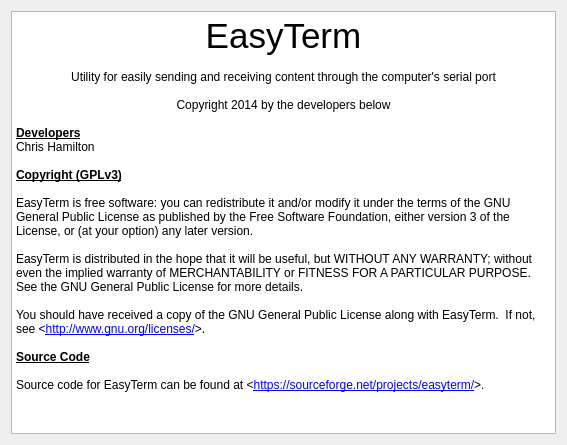
Above: ui/about.ui from marker5a/EasyTerm before the change. Below: the same form after it.
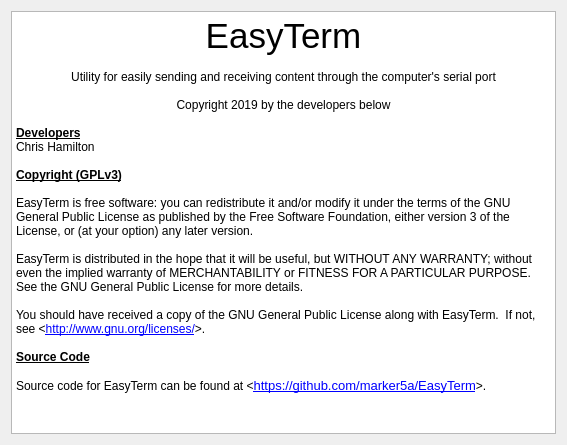
That is the form after the change.

Commit message: Updated copyright date and changed pointer to source code... sourceforge is lame

What changed in the file:
```diff
--- a/ui/about.ui
+++ b/ui/about.ui
@@ -20,28 +20,28 @@
       <string>&lt;!DOCTYPE HTML PUBLIC &quot;-//W3C//DTD HTML 4.0//EN&quot; &quot;http://www.w3.org/TR/REC-html40/strict.dtd&quot;&gt;
 &lt;html&gt;&lt;head&gt;&lt;meta name=&quot;qrichtext&quot; content=&quot;1&quot; /&gt;&lt;style type=&quot;text/css&quot;&gt;
 p, li { white-space: pre-wrap; }
-&lt;/style&gt;&lt;/head&gt;&lt;body style=&quot; font-family:'Sans Serif'; font-size:9pt; font-weight:400; font-style:normal;&quot;&gt;
-&lt;p align=&quot;center&quot; style=&quot; margin-top:0px; margin-bottom:0px; margin-left:0px; margin-right:0px; -qt-block-indent:0; text-indent:0px;&quot;&gt;&lt;span style=&quot; font-size:26pt;&quot;&gt;EasyTerm&lt;/span&gt;&lt;/p&gt;
-&lt;p align=&quot;center&quot; style=&quot;-qt-paragraph-type:empty; margin-top:0px; margin-bottom:0px; margin-left:0px; margin-right:0px; -qt-block-indent:0; text-indent:0px;&quot;&gt;&lt;br /&gt;&lt;/p&gt;
-&lt;p align=&quot;center&quot; style=&quot; margin-top:0px; margin-bottom:0px; margin-left:0px; margin-right:0px; -qt-block-indent:0; text-indent:0px;&quot;&gt;Utility for easily sending and receiving content through the computer's serial port&lt;/p&gt;
-&lt;p align=&quot;center&quot; style=&quot;-qt-paragraph-type:empty; margin-top:0px; margin-bottom:0px; margin-left:0px; margin-right:0px; -qt-block-indent:0; text-indent:0px;&quot;&gt;&lt;br /&gt;&lt;/p&gt;
-&lt;p align=&quot;center&quot; style=&quot; margin-top:0px; margin-bottom:0px; margin-left:0px; margin-right:0px; -qt-block-indent:0; text-indent:0px;&quot;&gt;Copyright 2014 by the developers below&lt;/p&gt;
-&lt;p align=&quot;center&quot; style=&quot;-qt-paragraph-type:empty; margin-top:0px; margin-bottom:0px; margin-left:0px; margin-right:0px; -qt-block-indent:0; text-indent:0px;&quot;&gt;&lt;br /&gt;&lt;/p&gt;
-&lt;p style=&quot; margin-top:0px; margin-bottom:0px; margin-left:0px; margin-right:0px; -qt-block-indent:0; text-indent:0px;&quot;&gt;&lt;span style=&quot; font-weight:600; text-decoration: underline;&quot;&gt;Developers&lt;/span&gt;&lt;/p&gt;
-&lt;p style=&quot; margin-top:0px; margin-bottom:0px; margin-left:0px; margin-right:0px; -qt-block-indent:0; text-indent:0px;&quot;&gt;Chris Hamilton&lt;/p&gt;
-&lt;p style=&quot;-qt-paragraph-type:empty; margin-top:0px; margin-bottom:0px; margin-left:0px; margin-right:0px; -qt-block-indent:0; text-indent:0px;&quot;&gt;&lt;br /&gt;&lt;/p&gt;
-&lt;p style=&quot; margin-top:0px; margin-bottom:0px; margin-left:0px; margin-right:0px; -qt-block-indent:0; text-indent:0px;&quot;&gt;&lt;span style=&quot; font-weight:600; text-decoration: underline;&quot;&gt;Copyright (GPLv3)&lt;/span&gt;&lt;/p&gt;
-&lt;p style=&quot;-qt-paragraph-type:empty; margin-top:0px; margin-bottom:0px; margin-left:0px; margin-right:0px; -qt-block-indent:0; text-indent:0px; font-weight:600; text-decoration: underline;&quot;&gt;&lt;br /&gt;&lt;/p&gt;
-&lt;p style=&quot; margin-top:0px; margin-bottom:0px; margin-left:0px; margin-right:0px; -qt-block-indent:0; text-indent:0px;&quot;&gt;EasyTerm is free software: you can redistribute it and/or modify it under the terms of the GNU General Public License as published by the Free Software Foundation, either version 3 of the License, or (at your option) any later version.&lt;/p&gt;
-&lt;p style=&quot;-qt-paragraph-type:empty; margin-top:0px; margin-bottom:0px; margin-left:0px; margin-right:0px; -qt-block-indent:0; text-indent:0px;&quot;&gt;&lt;br /&gt;&lt;/p&gt;
-&lt;p style=&quot; margin-top:0px; margin-bottom:0px; margin-left:0px; margin-right:0px; -qt-block-indent:0; text-indent:0px;&quot;&gt;EasyTerm is distributed in the hope that it will be useful, but WITHOUT ANY WARRANTY; without even the implied warranty of MERCHANTABILITY or FITNESS FOR A PARTICULAR PURPOSE.  See the GNU General Public License for more details.&lt;/p&gt;
-&lt;p style=&quot;-qt-paragraph-type:empty; margin-top:0px; margin-bottom:0px; margin-left:0px; margin-right:0px; -qt-block-indent:0; text-indent:0px;&quot;&gt;&lt;br /&gt;&lt;/p&gt;
-&lt;p style=&quot; margin-top:0px; margin-bottom:0px; margin-left:0px; margin-right:0px; -qt-block-indent:0; text-indent:0px;&quot;&gt;You should have received a copy of the GNU General Public License along with EasyTerm.  If not, see &amp;lt;&lt;a href=&quot;http://www.gnu.org/licenses/&quot;&gt;&lt;span style=&quot; text-decoration: underline; color:#0000ff;&quot;&gt;http://www.gnu.org/licenses/&lt;/span&gt;&lt;/a&gt;&amp;gt;.&lt;/p&gt;
-&lt;p style=&quot;-qt-paragraph-type:empty; margin-top:0px; margin-bottom:0px; margin-left:0px; margin-right:0px; -qt-block-indent:0; text-indent:0px; font-weight:600; text-decoration: underline;&quot;&gt;&lt;br /&gt;&lt;/p&gt;
-&lt;p style=&quot; margin-top:0px; margin-bottom:0px; margin-left:0px; margin-right:0px; -qt-block-indent:0; text-indent:0px;&quot;&gt;&lt;span style=&quot; font-weight:600; text-decoration: underline;&quot;&gt;Source Code&lt;/span&gt;&lt;/p&gt;
-&lt;p style=&quot;-qt-paragraph-type:empty; margin-top:0px; margin-bottom:0px; margin-left:0px; margin-right:0px; -qt-block-indent:0; text-indent:0px; font-weight:600; text-decoration: underline;&quot;&gt;&lt;br /&gt;&lt;/p&gt;
-&lt;p style=&quot; margin-top:0px; margin-bottom:0px; margin-left:0px; margin-right:0px; -qt-block-indent:0; text-indent:0px;&quot;&gt;Source code for EasyTerm can be found at &amp;lt;&lt;a href=&quot;https://sourceforge.net/projects/easyterm/&quot;&gt;&lt;span style=&quot; text-decoration: underline; color:#0000ff;&quot;&gt;https://sourceforge.net/projects/easyterm/&lt;/span&gt;&lt;/a&gt;&amp;gt;.&lt;/p&gt;
-&lt;p align=&quot;center&quot; style=&quot;-qt-paragraph-type:empty; margin-top:0px; margin-bottom:0px; margin-left:0px; margin-right:0px; -qt-block-indent:0; text-indent:0px;&quot;&gt;&lt;br /&gt;&lt;/p&gt;&lt;/body&gt;&lt;/html&gt;</string>
+&lt;/style&gt;&lt;/head&gt;&lt;body style=&quot; font-family:'Sans'; font-size:10pt; font-weight:400; font-style:normal;&quot;&gt;
+&lt;p align=&quot;center&quot; style=&quot; margin-top:0px; margin-bottom:0px; margin-left:0px; margin-right:0px; -qt-block-indent:0; text-indent:0px;&quot;&gt;&lt;span style=&quot; font-family:'Sans Serif'; font-size:26pt;&quot;&gt;EasyTerm&lt;/span&gt;&lt;/p&gt;
+&lt;p align=&quot;center&quot; style=&quot;-qt-paragraph-type:empty; margin-top:0px; margin-bottom:0px; margin-left:0px; margin-right:0px; -qt-block-indent:0; text-indent:0px; font-family:'Sans Serif'; font-size:9pt;&quot;&gt;&lt;br /&gt;&lt;/p&gt;
+&lt;p align=&quot;center&quot; style=&quot; margin-top:0px; margin-bottom:0px; margin-left:0px; margin-right:0px; -qt-block-indent:0; text-indent:0px;&quot;&gt;&lt;span style=&quot; font-family:'Sans Serif'; font-size:9pt;&quot;&gt;Utility for easily sending and receiving content through the computer's serial port&lt;/span&gt;&lt;/p&gt;
+&lt;p align=&quot;center&quot; style=&quot;-qt-paragraph-type:empty; margin-top:0px; margin-bottom:0px; margin-left:0px; margin-right:0px; -qt-block-indent:0; text-indent:0px; font-family:'Sans Serif'; font-size:9pt;&quot;&gt;&lt;br /&gt;&lt;/p&gt;
+&lt;p align=&quot;center&quot; style=&quot; margin-top:0px; margin-bottom:0px; margin-left:0px; margin-right:0px; -qt-block-indent:0; text-indent:0px;&quot;&gt;&lt;span style=&quot; font-family:'Sans Serif'; font-size:9pt;&quot;&gt;Copyright 2019 by the developers below&lt;/span&gt;&lt;/p&gt;
+&lt;p align=&quot;center&quot; style=&quot;-qt-paragraph-type:empty; margin-top:0px; margin-bottom:0px; margin-left:0px; margin-right:0px; -qt-block-indent:0; text-indent:0px; font-family:'Sans Serif'; font-size:9pt;&quot;&gt;&lt;br /&gt;&lt;/p&gt;
+&lt;p style=&quot; margin-top:0px; margin-bottom:0px; margin-left:0px; margin-right:0px; -qt-block-indent:0; text-indent:0px;&quot;&gt;&lt;span style=&quot; font-family:'Sans Serif'; font-size:9pt; font-weight:600; text-decoration: underline;&quot;&gt;Developers&lt;/span&gt;&lt;/p&gt;
+&lt;p style=&quot; margin-top:0px; margin-bottom:0px; margin-left:0px; margin-right:0px; -qt-block-indent:0; text-indent:0px;&quot;&gt;&lt;span style=&quot; font-family:'Sans Serif'; font-size:9pt;&quot;&gt;Chris Hamilton&lt;/span&gt;&lt;/p&gt;
+&lt;p style=&quot;-qt-paragraph-type:empty; margin-top:0px; margin-bottom:0px; margin-left:0px; margin-right:0px; -qt-block-indent:0; text-indent:0px; font-family:'Sans Serif'; font-size:9pt;&quot;&gt;&lt;br /&gt;&lt;/p&gt;
+&lt;p style=&quot; margin-top:0px; margin-bottom:0px; margin-left:0px; margin-right:0px; -qt-block-indent:0; text-indent:0px;&quot;&gt;&lt;span style=&quot; font-family:'Sans Serif'; font-size:9pt; font-weight:600; text-decoration: underline;&quot;&gt;Copyright (GPLv3)&lt;/span&gt;&lt;/p&gt;
+&lt;p style=&quot;-qt-paragraph-type:empty; margin-top:0px; margin-bottom:0px; margin-left:0px; margin-right:0px; -qt-block-indent:0; text-indent:0px; font-family:'Sans Serif'; font-size:9pt; font-weight:600; text-decoration: underline;&quot;&gt;&lt;br /&gt;&lt;/p&gt;
+&lt;p style=&quot; margin-top:0px; margin-bottom:0px; margin-left:0px; margin-right:0px; -qt-block-indent:0; text-indent:0px;&quot;&gt;&lt;span style=&quot; font-family:'Sans Serif'; font-size:9pt;&quot;&gt;EasyTerm is free software: you can redistribute it and/or modify it under the terms of the GNU General Public License as published by the Free Software Foundation, either version 3 of the License, or (at your option) any later version.&lt;/span&gt;&lt;/p&gt;
+&lt;p style=&quot;-qt-paragraph-type:empty; margin-top:0px; margin-bottom:0px; margin-left:0px; margin-right:0px; -qt-block-indent:0; text-indent:0px; font-family:'Sans Serif'; font-size:9pt;&quot;&gt;&lt;br /&gt;&lt;/p&gt;
+&lt;p style=&quot; margin-top:0px; margin-bottom:0px; margin-left:0px; margin-right:0px; -qt-block-indent:0; text-indent:0px;&quot;&gt;&lt;span style=&quot; font-family:'Sans Serif'; font-size:9pt;&quot;&gt;EasyTerm is distributed in the hope that it will be useful, but WITHOUT ANY WARRANTY; without even the implied warranty of MERCHANTABILITY or FITNESS FOR A PARTICULAR PURPOSE.  See the GNU General Public License for more details.&lt;/span&gt;&lt;/p&gt;
+&lt;p style=&quot;-qt-paragraph-type:empty; margin-top:0px; margin-bottom:0px; margin-left:0px; margin-right:0px; -qt-block-indent:0; text-indent:0px; font-family:'Sans Serif'; font-size:9pt;&quot;&gt;&lt;br /&gt;&lt;/p&gt;
+&lt;p style=&quot; margin-top:0px; margin-bottom:0px; margin-left:0px; margin-right:0px; -qt-block-indent:0; text-indent:0px;&quot;&gt;&lt;span style=&quot; font-family:'Sans Serif'; font-size:9pt;&quot;&gt;You should have received a copy of the GNU General Public License along with EasyTerm.  If not, see &amp;lt;&lt;/span&gt;&lt;a href=&quot;http://www.gnu.org/licenses/&quot;&gt;&lt;span style=&quot; font-family:'Sans Serif'; font-size:9pt; text-decoration: underline; color:#0000ff;&quot;&gt;http://www.gnu.org/licenses/&lt;/span&gt;&lt;/a&gt;&lt;span style=&quot; font-family:'Sans Serif'; font-size:9pt;&quot;&gt;&amp;gt;.&lt;/span&gt;&lt;/p&gt;
+&lt;p style=&quot;-qt-paragraph-type:empty; margin-top:0px; margin-bottom:0px; margin-left:0px; margin-right:0px; -qt-block-indent:0; text-indent:0px; font-family:'Sans Serif'; font-size:9pt; font-weight:600; text-decoration: underline;&quot;&gt;&lt;br /&gt;&lt;/p&gt;
+&lt;p style=&quot; margin-top:0px; margin-bottom:0px; margin-left:0px; margin-right:0px; -qt-block-indent:0; text-indent:0px;&quot;&gt;&lt;span style=&quot; font-family:'Sans Serif'; font-size:9pt; font-weight:600; text-decoration: underline;&quot;&gt;Source Code&lt;/span&gt;&lt;/p&gt;
+&lt;p style=&quot;-qt-paragraph-type:empty; margin-top:0px; margin-bottom:0px; margin-left:0px; margin-right:0px; -qt-block-indent:0; text-indent:0px; font-family:'Sans Serif'; font-size:9pt; font-weight:600; text-decoration: underline;&quot;&gt;&lt;br /&gt;&lt;/p&gt;
+&lt;p style=&quot; margin-top:0px; margin-bottom:0px; margin-left:0px; margin-right:0px; -qt-block-indent:0; text-indent:0px;&quot;&gt;&lt;span style=&quot; font-family:'Sans Serif'; font-size:9pt;&quot;&gt;Source code for EasyTerm can be found at &amp;lt;&lt;/span&gt;&lt;a href=&quot;https://github.com/marker5a/EasyTerm&quot;&gt;&lt;span style=&quot; text-decoration: underline; color:#0000ff;&quot;&gt;https://github.com/marker5a/EasyTerm&lt;/span&gt;&lt;/a&gt;&lt;span style=&quot; font-family:'Sans Serif'; font-size:9pt;&quot;&gt;&amp;gt;.&lt;/span&gt;&lt;/p&gt;
+&lt;p align=&quot;center&quot; style=&quot;-qt-paragraph-type:empty; margin-top:0px; margin-bottom:0px; margin-left:0px; margin-right:0px; -qt-block-indent:0; text-indent:0px; font-family:'Sans Serif'; font-size:9pt;&quot;&gt;&lt;br /&gt;&lt;/p&gt;&lt;/body&gt;&lt;/html&gt;</string>
      </property>
      <property name="openExternalLinks">
       <bool>true</bool>
```
